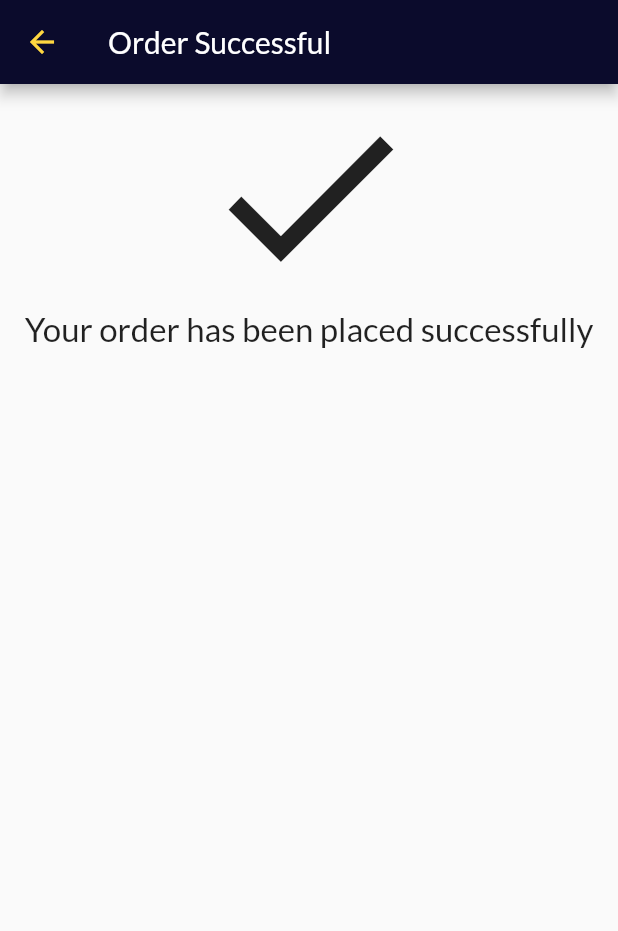
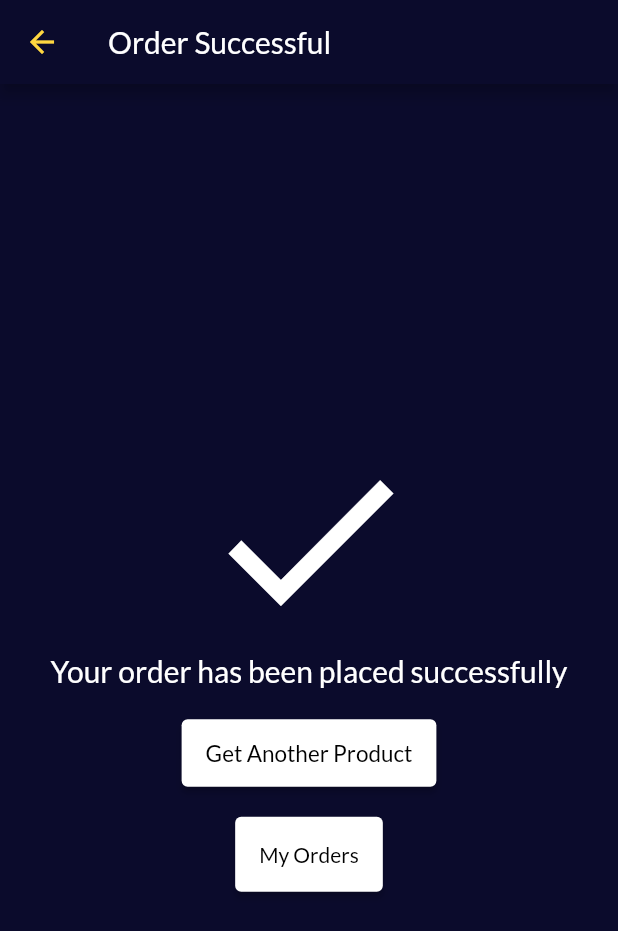
Before and after one commit to ridayislam402/Online_Shopping_MVC_Firebase_Flutter, a Flutter app: the OrderSuccessfulPage screen opened by its route, on a phone screen of 412 x 824 dp. Shown: the top 931 px of the screen. Run offline on Flutter 3.47's test engine with Material 2 defaults, Android fonts, the phone set to English and light mode, and no system bars; our stand-ins replace cloud_firestore, firebase_auth, firebase_core, firebase_storage, flutter_easyloading, flutter_rating_bar and 2 more; accounts and stored records are empty.

Commit message:
My Order page

```diff
--- a/lib/customwidgets/main_drawer.dart
+++ b/lib/customwidgets/main_drawer.dart
@@ -2,6 +2,7 @@ import 'package:flutter/material.dart';
 
 import '../auth/auth_service.dart';
 import '../pages/launcher_page.dart';
+import '../pages/order_page.dart';
 
 class MainDrawer extends StatelessWidget {
   const MainDrawer({Key? key}) : super(key: key);
@@ -24,7 +25,7 @@ class MainDrawer extends StatelessWidget {
           ),
           ListTile(
             onTap: () {
-              //Navigator.pushNamed(context, OrderPage.routeName);
+              Navigator.pushNamed(context, OrderPage.routeName);
             },
             leading: Icon(Icons.shopping_bag),
             title: const Text('My Orders'),
--- a/lib/main.dart
+++ b/lib/main.dart
@@ -7,6 +7,7 @@ import 'package:online_shopping/pages/checkout_page.dart';
 import 'package:online_shopping/pages/launcher_page.dart';
 import 'package:online_shopping/pages/login_page.dart';
 import 'package:online_shopping/pages/login_page2.dart';
+import 'package:online_shopping/pages/order_page.dart';
 import 'package:online_shopping/pages/order_successful_page.dart';
 import 'package:online_shopping/pages/product_page.dart';
 import 'package:online_shopping/pages/welcome_page.dart';
@@ -60,7 +61,7 @@ class MyApp extends StatelessWidget {
         OrderSuccessfulPage.routeName : (context) => OrderSuccessfulPage(),
         WelcomePage.routeName : (context) => WelcomePage(),
         LoginPage2.routeName : (context) => LoginPage2(),
-      //  UserPage.routeName : (context) => UserPage(),
+        OrderPage.routeName : (context) => OrderPage(),
 
        // NewProductPage.routeName : (context) => NewProductPage(),
        // ProductDetailsPage.routeName : (context) => ProductDetailsPage(),
--- a/lib/pages/order_page.dart
+++ b/lib/pages/order_page.dart
@@ -18,7 +18,7 @@ class _OrderPageState extends State<OrderPage> {
   @override
   Widget build(BuildContext context) {
     return Scaffold(
-      backgroundColor: Colors.greenAccent,
+      backgroundColor: appBarColor,
       appBar: AppBar(
         title: const Text('My Orders'),
       ),
--- a/lib/pages/order_successful_page.dart
+++ b/lib/pages/order_successful_page.dart
@@ -1,4 +1,7 @@
 import 'package:flutter/material.dart';
+import 'package:online_shopping/pages/launcher_page.dart';
+import 'package:online_shopping/pages/order_page.dart';
+import 'package:online_shopping/utils/constants.dart';
 
 class OrderSuccessfulPage extends StatelessWidget {
   static const String routeName = '/order_successful';
@@ -8,13 +11,38 @@ class OrderSuccessfulPage extends StatelessWidget {
   @override
   Widget build(BuildContext context) {
     return Scaffold(
+      backgroundColor: appBarColor,
       appBar: AppBar(
         title: const Text('Order Successful'),
       ),
       body: Center(child: Column(
+        mainAxisAlignment: MainAxisAlignment.center,
         children: [
-          Icon(Icons.done, size: 150,),
-          Text('Your order has been placed successfully', style: TextStyle(fontSize: 22),),
+          Icon(Icons.done, size: 150,color: Colors.white,),
+          Text('Your order has been placed successfully', style: TextStyle(fontSize: 20, color: Colors.white),),
+          SizedBox(height: 20,),
+          SizedBox(height: 45,
+              child: ElevatedButton(
+                onPressed: () => Navigator.pushNamed(context, LauncherPage.routeName),
+                child: Text('Get Another Product',style: TextStyle(fontSize: 15),),
+                style: ElevatedButton.styleFrom(
+                  backgroundColor: Colors.white,
+                  onPrimary: Colors.black,
+                ),
+              )
+          ),
+          SizedBox(height: 20,),
+          SizedBox(height: 50,
+              child: ElevatedButton(
+                onPressed: () => Navigator.pushNamed(context, OrderPage.routeName),
+                child: Text('My Orders',style: TextStyle(),),
+                style: ElevatedButton.styleFrom(
+                  backgroundColor: Colors.white,
+                  onPrimary: Colors.black,
+                ),
+              )
+          ),
+
         ],
       ),),
     );
```
Also changed, not shown: lib/pages/cart_page.dart (+12 -8 lines), lib/pages/checkout_page.dart (+9 -3 lines).
